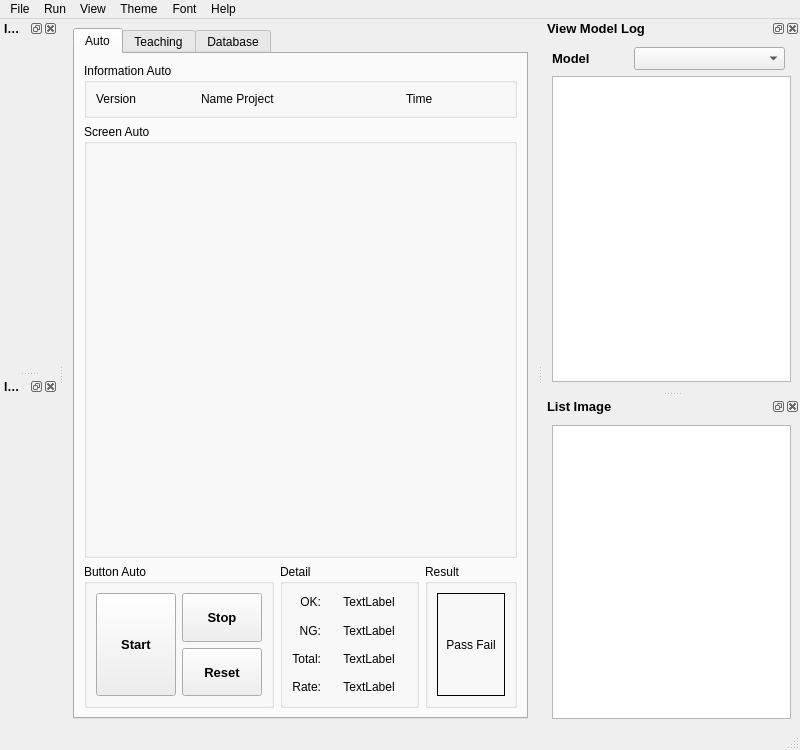
First picture: the form in ui/MainWindow.ui, repository vananh2606/ProjectProcessingImage, before the edit.
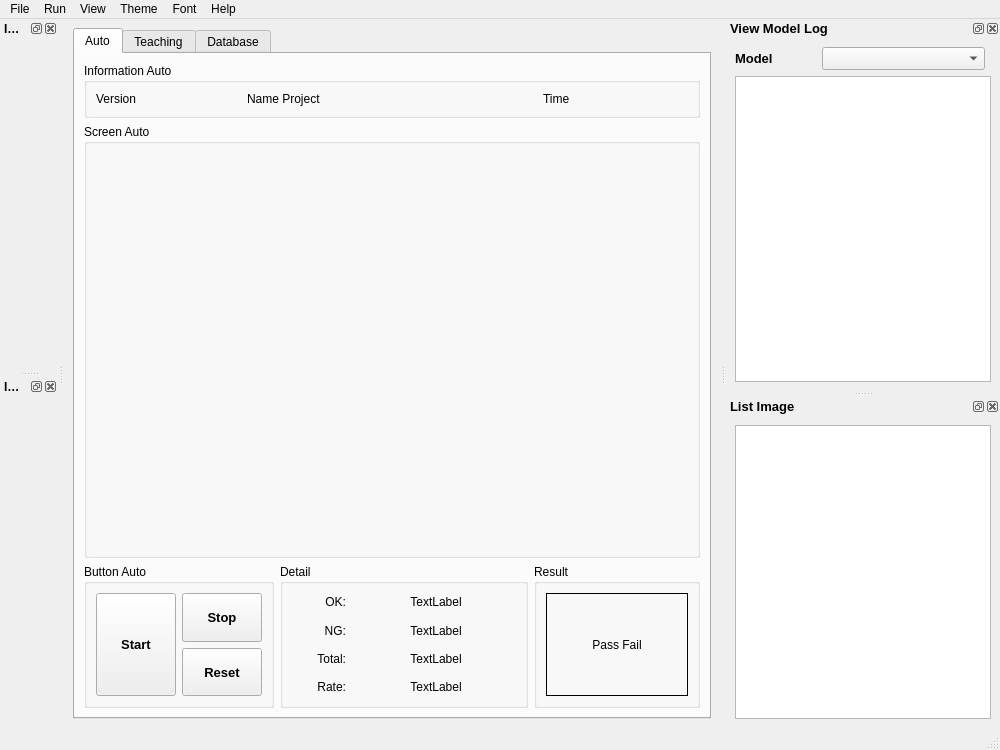
Second picture: the form after the edit.

```diff
--- a/ui/MainWindow.ui
+++ b/ui/MainWindow.ui
@@ -6,7 +6,7 @@
    <rect>
     <x>0</x>
     <y>0</y>
-    <width>800</width>
+    <width>1000</width>
     <height>750</height>
    </rect>
   </property>
@@ -1059,7 +1059,7 @@
     <rect>
      <x>0</x>
      <y>0</y>
-     <width>800</width>
+     <width>1000</width>
      <height>21</height>
     </rect>
    </property>
```
Left out of the diff: 2 changed lines with no effect on the pictures.
